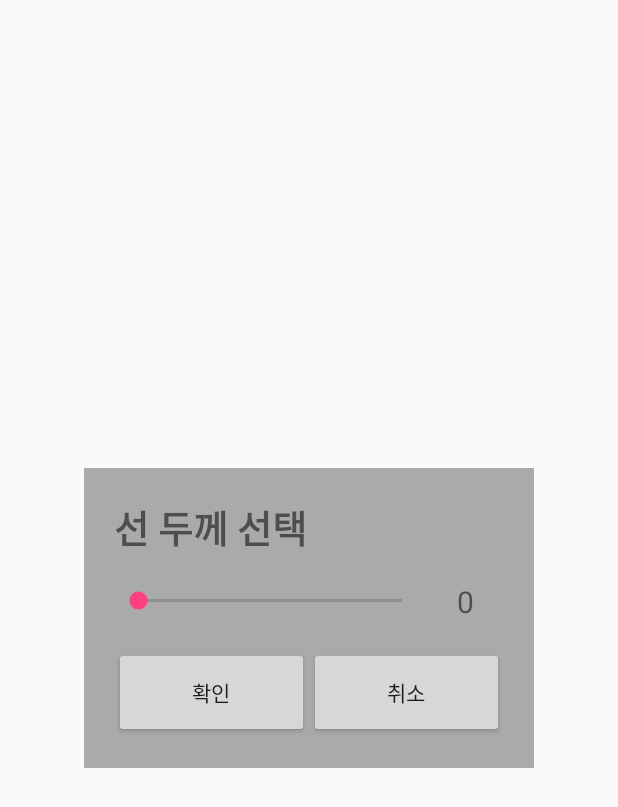
After one commit to MinHyeJun/HJPaint, an Android app: the layout dialog_line_width_setting.xml on its own in the app's theme, with its tools: preview values and no code run, on a phone screen of 412 x 824 dp. The commit adds this screen. Shown: the top 807 px of the screen. Run offline under Robolectric (Android 15) with nearby library versions, the phone set to English and light mode, and no system bars.

Commit message:
메뉴 추가 및 대화상자 xml 완성

```diff
--- /dev/null
+++ b/app/src/main/res/layout/dialog_line_width_setting.xml
@@ -0,0 +1,70 @@
+<?xml version="1.0" encoding="utf-8"?>
+<LinearLayout
+    xmlns:android="http://schemas.android.com/apk/res/android"
+    android:layout_width="match_parent"
+    android:layout_height="match_parent"
+    android:gravity="center"
+    android:orientation="vertical">
+
+    <LinearLayout
+        android:layout_width="300dp"
+        android:layout_height="200dp"
+        android:orientation="vertical"
+        android:background="@android:color/darker_gray"
+        android:padding="20dp">
+
+        <TextView
+            android:layout_width="match_parent"
+            android:layout_height="wrap_content"
+            android:text="선 두께 선택"
+            android:textStyle="bold"
+            android:textSize="25dp"/>
+
+        <LinearLayout
+            android:layout_width="match_parent"
+            android:layout_height="0dp"
+            android:layout_weight="1">
+
+            <SeekBar
+                android:id="@+id/seek_line_width"
+                android:layout_width="0dp"
+                android:layout_height="match_parent"
+                android:layout_weight="4"
+                android:max="149"/>
+
+            <TextView
+                android:id="@+id/text_line_width"
+                android:layout_width="0dp"
+                android:layout_height="match_parent"
+                android:layout_weight="1"
+                android:text="0"
+                android:gravity="center"
+                android:textSize="20dp"/>
+
+        </LinearLayout>
+
+
+        <LinearLayout
+            android:layout_width="match_parent"
+            android:layout_height="0dp"
+            android:layout_weight="1">
+
+            <Button
+                android:id="@+id/btn_ok"
+                android:layout_width="0dp"
+                android:layout_height="match_parent"
+                android:layout_weight="1"
+                android:text="확인"/>
+
+            <Button
+                android:id="@+id/btn_cancel"
+                android:layout_width="0dp"
+                android:layout_height="match_parent"
+                android:layout_weight="1"
+                android:text="취소"/>
+
+        </LinearLayout>
+
+    </LinearLayout>
+
+</LinearLayout>
--- /dev/null
+++ b/app/src/main/res/menu/activity_canvas.xml
@@ -0,0 +1,6 @@
+<menu xmlns:android="http://schemas.android.com/apk/res/android">
+    <item android:id="@+id/action_change_color"
+          android:title="색상변경"/>
+    <item android:id="@+id/action_line_width"
+          android:title="선 두께 설정"/>
+</menu>
```
Also changed, not shown: app/src/main/java/m2j9702/app/hjpaint/CanvasActivity.java (+25 -5 lines), app/src/main/java/m2j9702/app/hjpaint/LineWidthSettingDialog.java (added, +25 -0 lines), app/src/main/res/layout/activity_canvas.xml (+5 -9 lines).
